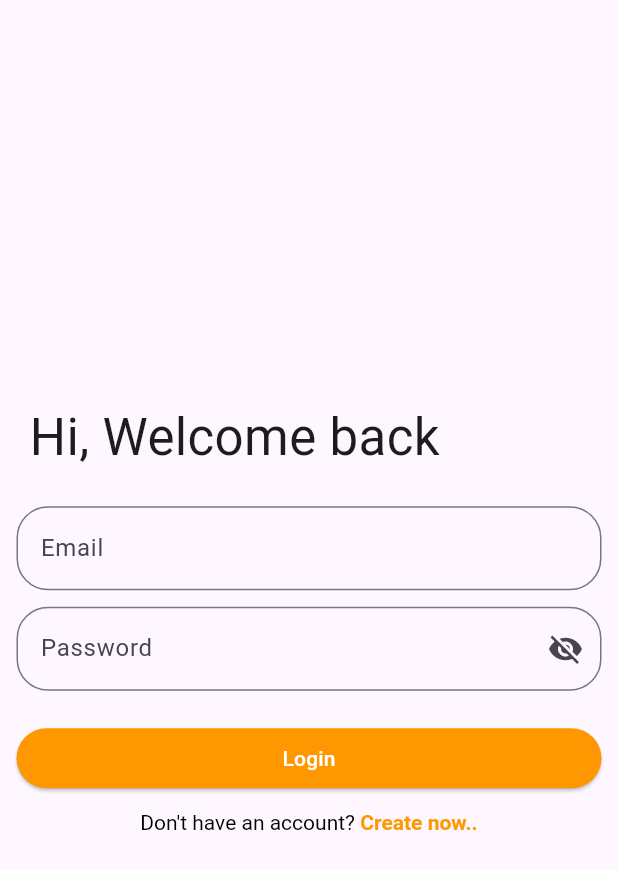
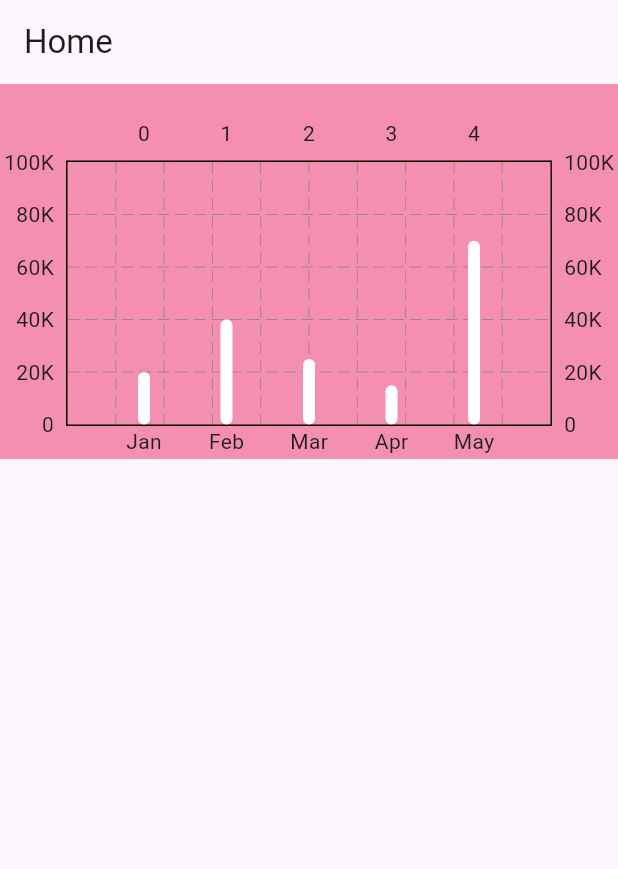
Before and after one commit to raunak2909/expenso_422, a Flutter app: the screen it shows after launch, on a phone screen of 412 x 824 dp. Shown: the top 869 px of the screen. Run offline on Flutter 3.47's test engine with Material 3 defaults, Android fonts, the phone set to English and light mode, and no system bars; drawn by our look-alikes of fl_chart; our stand-ins replace flutter_bloc, shared_preferences, sqflite; accounts and stored records are empty.

Commit message:
flutter chart implemented with dummy data

```diff
--- a/lib/main.dart
+++ b/lib/main.dart
@@ -2,6 +2,7 @@ import 'package:expenso_422/data/local/helper/db_helper.dart';
 import 'package:expenso_422/domain/constants/app_routes.dart';
 import 'package:expenso_422/ui/screen/add_expense/bloc/expense_bloc.dart';
 import 'package:expenso_422/ui/screen/on_boarding/bloc/user_bloc.dart';
+import 'package:expenso_422/ui/screen/stats/chart_page.dart';
 import 'package:flutter/material.dart';
 import 'package:flutter_bloc/flutter_bloc.dart';
 
@@ -37,8 +38,9 @@ class MyApp extends StatelessWidget {
       theme: ThemeData(
         colorScheme: ColorScheme.fromSeed(seedColor: Colors.deepPurple),
       ),
-      initialRoute: AppRoutes.splash,
-      routes: AppRoutes.mRoutes(),
+      home: ChartPage(),
+      /*initialRoute: AppRoutes.splash,
+      routes: AppRoutes.mRoutes(),*/
     );
   }
 }
--- a/lib/ui/custom_widgets/app_rounded_btn.dart
+++ b/lib/ui/custom_widgets/app_rounded_btn.dart
@@ -3,7 +3,7 @@ import 'package:flutter/material.dart';
 
 class AppRoundedButton extends StatelessWidget {
 
-  VoidCallback? onTap;
+  void Function()? onTap;
   String title;
   Color bgColor;
   Color fgColor;
--- a/lib/ui/custom_widgets/ui_helper.dart
+++ b/lib/ui/custom_widgets/ui_helper.dart
@@ -1,6 +1,7 @@
 import 'package:flutter/material.dart';
 
 InputDecoration myFieldDecoration({
+  IconData? prefixIcon,
   required String hint,
   required String label,
   bool isPassword = false,
@@ -8,6 +9,7 @@ InputDecoration myFieldDecoration({
   VoidCallback? onPasswordVisibilityTap
 }){
   return InputDecoration(
+    prefixIcon: prefixIcon != null? Icon(prefixIcon) : null,
     hintText: hint,
     labelText: label,
     suffixIcon: isPassword ? IconButton(onPressed: onPasswordVisibilityTap, icon: Icon(isPasswordVisible ? Icons.visibility : Icons.visibility_off)) : null,
--- a/lib/ui/screen/add_expense/add_expense_page.dart
+++ b/lib/ui/screen/add_expense/add_expense_page.dart
@@ -46,6 +46,7 @@ class _AddExpensePageState extends State<AddExpensePage> {
             TextField(
               controller: titleController,
               decoration: myFieldDecoration(
+                prefixIcon: Icons.title,
                 label: "Title",
                 hint: "Enter your title here..",
               ),
--- /dev/null
+++ b/lib/ui/screen/stats/chart_page.dart
@@ -0,0 +1,47 @@
+import 'package:expenso_422/data/local/model/filter_expense_model.dart';
+import 'package:fl_chart/fl_chart.dart';
+import 'package:flutter/material.dart';
+
+class ChartPage extends StatelessWidget {
+  List<FilterExpenseModel> dummyData = [
+    FilterExpenseModel(title: "Jan", balance: 20000, eachTitleExp: []),
+    FilterExpenseModel(title: "Feb", balance: 40000, eachTitleExp: []),
+    FilterExpenseModel(title: "Mar", balance: 25000, eachTitleExp: []),
+    FilterExpenseModel(title: "Apr", balance: 15000, eachTitleExp: []),
+    FilterExpenseModel(title: "May", balance: 70000, eachTitleExp: []),
+  ];
+
+  @override
+  Widget build(BuildContext context) {
+    return Scaffold(
+      appBar: AppBar(
+        title: Text('Home'),
+      ),
+      body: Container(
+        padding: EdgeInsets.only(top: 21),
+        width: double.infinity,
+        height: 250,
+        color: Colors.pink.shade200,
+        child: BarChart(BarChartData(
+          titlesData: FlTitlesData(
+            show: true,
+            bottomTitles: AxisTitles(
+              sideTitles: SideTitles(
+                showTitles: true,
+                getTitlesWidget: (index, _){
+                  return Text(dummyData[index.toInt()].title);
+                }
+              )
+            )
+          ),
+          maxY: 100000,
+          barGroups: List.generate(dummyData.length, (index){
+            return BarChartGroupData(x: index, barRods: [
+              BarChartRodData(toY: dummyData[index].balance.toDouble(), color: Colors.white),
+            ]);
+          }),
+        )),
+      ),
+    );
+  }
+}
--- a/pubspec.yaml
+++ b/pubspec.yaml
@@ -40,6 +40,7 @@ dependencies:
   intl: ^0.20.2
   flutter_bloc: ^9.1.1
   shared_preferences: ^2.5.3
+  fl_chart: ^1.1.1
 
 dev_dependencies:
   flutter_test:
```
Also changed, not shown: pubspec.lock.
